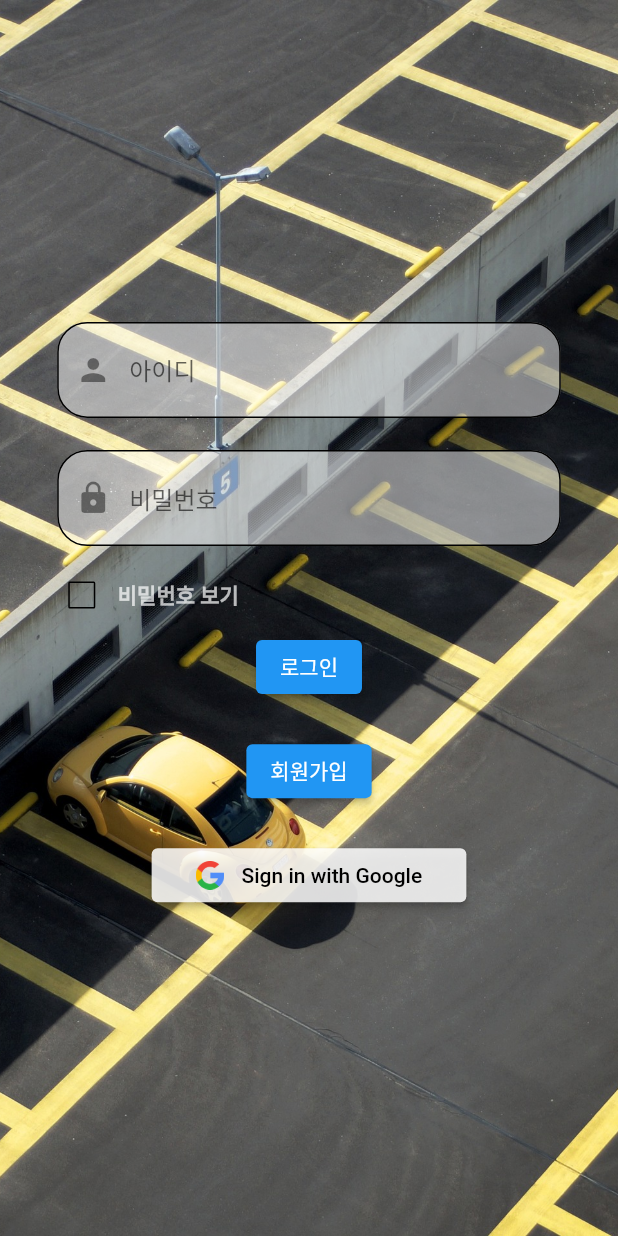
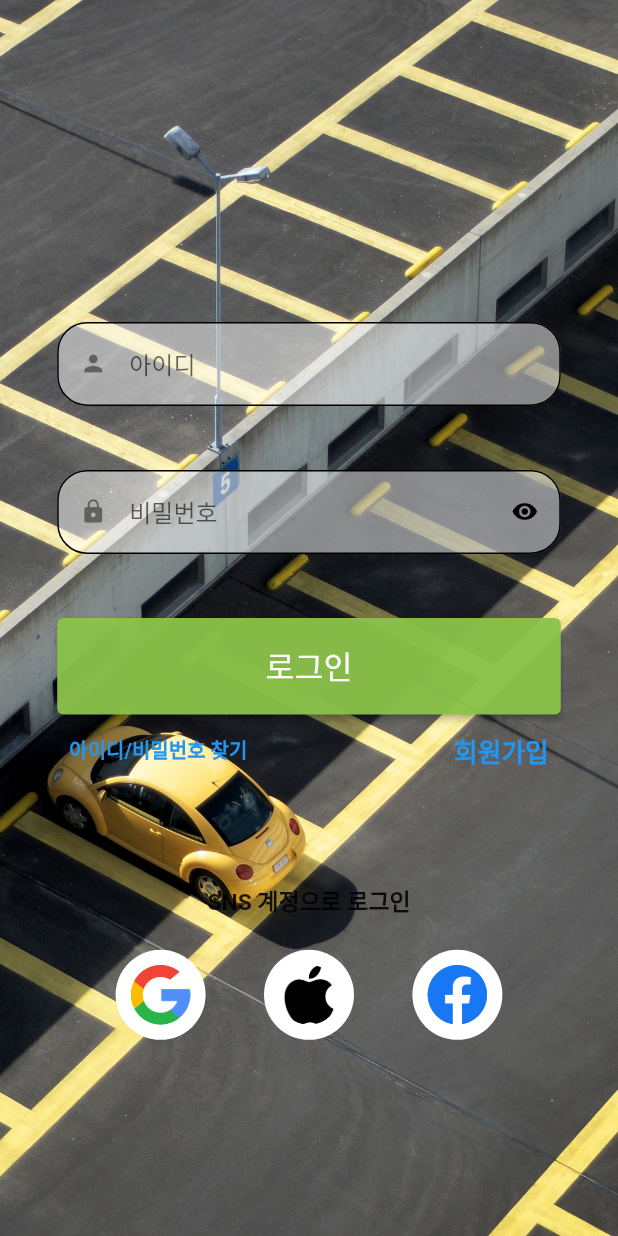
Before and after one commit to song011794/Car-Break, a Flutter app: the screen it shows after launch, on a phone screen of 412 x 824 dp. Run offline on Flutter 3.47's test engine with Material 2 defaults, Android fonts, the phone set to English and light mode, and no system bars; our stand-ins replace firebase_auth, firebase_core, flutter_dotenv, flutter_screenutil, freezed_annotation, geolocator and 3 more; accounts and stored records are empty; generated files the repository leaves out were written again.

Commit message:
feature : 로그인 UI 추가
1. 아이디/비밀번호 찾기, 회원가입 UI 추가
2. SNS 계정 로그인 UI 추가

```diff
--- a/lib/main.dart
+++ b/lib/main.dart
@@ -3,8 +3,6 @@ import 'package:flutter/material.dart';
 import 'package:flutter_dotenv/flutter_dotenv.dart';
 import 'package:flutter_screenutil/flutter_screenutil.dart';
 import 'package:get/get.dart';
-import 'package:vehicle/controller/home_controller.dart';
-import 'package:vehicle/repository/home_repository.dart';
 import 'package:vehicle/screen/home_screen.dart';
 import 'package:vehicle/screen/login_screen.dart';
 import 'package:vehicle/util/translations.dart';
@@ -34,12 +32,12 @@ class MyApp extends StatelessWidget {
         minTextAdapt: true,
         splitScreenMode: true,
         builder: (context, child) => MaterialApp(
-            title: 'Flutter Demo',
+            title: 'app_title'.tr,
             theme: ThemeData(
               primarySwatch: Colors.blue,
             ),
             home: child),
-        child: FutureBuilder<Object>(
+        child: FutureBuilder<String>(
             future: FirebaseAuth.instance.currentUser?.getIdToken(),
             builder: (context, snapshot) {
               if (snapshot.connectionState == ConnectionState.none) {
@@ -58,14 +56,17 @@ class MyApp extends StatelessWidget {
       initialRoute: '/',
       getPages: [
         GetPage(name: '/', page: () => LoginScreen()),
-        GetPage(name: '/home', page: () => const HomeScreen(), bindings: [
-          BindingsBuilder<HomeController>(() {
-            Get.lazyPut(() => HomeController());
-          }),
-          BindingsBuilder<HomeRepository>(() {
-            Get.lazyPut(() => HomeRepository());
-          })
-        ]),
+        GetPage(
+          name: '/home', page: () => const HomeScreen(),
+          // bindings: [
+          //   BindingsBuilder<HomeController>(() {
+          //     Get.lazyPut(() => HomeController());
+          //   }),
+          //   BindingsBuilder<HomeRepository>(() {
+          //     Get.lazyPut(() => HomeRepository());
+          //   })
+          // ]
+        ),
       ],
     );
   }
--- a/lib/screen/login_screen.dart
+++ b/lib/screen/login_screen.dart
@@ -1,6 +1,7 @@
 import 'package:flutter/material.dart';
 import 'package:flutter_screenutil/flutter_screenutil.dart';
 import 'package:get/get.dart';
+import 'package:get/get_rx/src/rx_typedefs/rx_typedefs.dart';
 import '../util/string_extension.dart';
 
 import '../controller/login_controller.dart';
@@ -15,12 +16,14 @@ class LoginScreen extends StatelessWidget {
   /// ValueNotifier<String> listenableValue : 데이터 저장 변수 </br>
   /// bool isPassword : 패스워드 여부 </br>
   Widget textInputFiled(ValueNotifier<String> listenableValue,
-      {bool isPassword = false, bool isObscure = false}) {
+      {bool isPassword = false,
+      bool isObscure = false,
+      Function? onObscureIconTap}) {
     return ValueListenableBuilder(
         valueListenable: listenableValue,
         builder: (context, value, child) {
-          return Container(
-            padding: EdgeInsets.only(left: 100.w, right: 100.w),
+          return SizedBox(
+            height: 230.h,
             child: TextFormField(
                 autovalidateMode: AutovalidateMode.onUserInteraction,
                 keyboardType: isPassword ? null : TextInputType.emailAddress,
@@ -31,10 +34,22 @@ class LoginScreen extends StatelessWidget {
                     ? value.validatePassword()
                     : value.validateEmail(),
                 decoration: InputDecoration(
+                  isDense: true,
                   errorStyle: TextStyle(fontSize: 30.sp),
                   prefixIcon: isPassword
                       ? const Icon(Icons.lock)
                       : const Icon(Icons.person),
+                  suffixIcon: isPassword
+                      ? IconButton(
+                          icon: Icon(
+                            Icons.remove_red_eye,
+                            color: !isObscure ? Colors.black : Colors.blueGrey,
+                          ),
+                          onPressed: () {
+                            onObscureIconTap!();
+                          },
+                        )
+                      : null,
                   hintText: isPassword ? 'password'.tr : 'id'.tr,
                   filled: true,
                   fillColor: Colors.white.withOpacity(0.5),
@@ -63,28 +78,19 @@ class LoginScreen extends StatelessWidget {
         });
   }
 
-  Widget socialLoginButton(VoidCallback onLogin) {
-    return SizedBox(
-      width: 550.w,
-      child: ElevatedButton(
-          style: ElevatedButton.styleFrom(
-              backgroundColor: Colors.white.withOpacity(0.85)),
-          onPressed: onLogin,
-          child: Row(
-            mainAxisAlignment: MainAxisAlignment.center,
-            children: [
-              Image.asset(
-                'lib/images/google_logo.png',
-                width: 50.w,
-                height: 50.h,
+  Widget socialLoginButton(String imagePath, VoidCallback onLogin) {
+    return InkWell(
+      child: CircleAvatar(
+        radius: 30,
+        backgroundColor: Colors.white,
+        child: CircleAvatar(
+            radius: 20,
+            backgroundColor: Colors.transparent,
+            backgroundImage: AssetImage(
+              imagePath,
+            )),
       ),
-              SizedBox(
-                width: 30.w,
-              ),
-              const Text('Sign in with Google',
-                  style: TextStyle(color: Colors.black))
-            ],
-          )),
+      onTap: () => onLogin,
     );
   }
 
@@ -103,6 +109,8 @@ class LoginScreen extends StatelessWidget {
                     'lib/images/login_bg.png',
                   ),
                   fit: BoxFit.cover)),
+          child: Container(
+            padding: EdgeInsets.only(left: 100.w, right: 100.w),
             child: Column(
               children: [
                 Form(
@@ -112,70 +120,78 @@ class LoginScreen extends StatelessWidget {
                       height: 500.h,
                     ),
                     textInputFiled(controller.idValue),
+                    Obx(() => textInputFiled(controller.passwordValue,
+                            isPassword: true,
+                            isObscure: controller.isObscure.value,
+                            onObscureIconTap: () {
+                          controller.isObscure(!controller.isObscure.value);
+                        })),
+                  ]),
+                ),
+                SizedBox(
+                  width: double.infinity,
+                  height: 150.h,
+                  child: ElevatedButton(
+                      style: ButtonStyle(
+                        backgroundColor: MaterialStateProperty.resolveWith(
+                            (states) => Colors.lightGreen.withOpacity(0.95)),
+                      ),
+                      onPressed: () {
+                        controller.onSignIn(_formKey);
+                      },
+                      child: Text(
+                        'sing_in'.tr,
+                        style: TextStyle(fontSize: 55.sp),
+                      )),
+                ),
+                Row(
+                  mainAxisAlignment: MainAxisAlignment.spaceBetween,
+                  children: [
+                    TextButton(
+                        onPressed: () {
+                          controller.onSignUp();
+                        },
+                        child: Text(
+                          '아이디/비밀번호 찾기',
+                          style: TextStyle(
+                              fontWeight: FontWeight.w600, fontSize: 35.sp),
+                        )),
+                    TextButton(
+                        onPressed: () {
+                          controller.onSignUp();
+                        },
+                        child: Text(
+                          '회원가입',
+                          style: TextStyle(
+                              fontWeight: FontWeight.bold, fontSize: 45.sp),
+                        )),
+                  ],
+                ),
+                SizedBox(
+                  height: 150.h,
+                ),
+                Text(
+                  'sns_login'.tr,
+                  style:
+                      TextStyle(fontWeight: FontWeight.bold, fontSize: 40.sp),
+                ),
                 SizedBox(
                   height: 50.h,
                 ),
-                  Obx(() => textInputFiled(controller.passwordValue,
-                      isPassword: true, isObscure: controller.isObscure.value)),
-                ]),
-              ),
-              SizedBox(
-                height: 20.h,
-              ),
-              Obx(() => Container(
-                        padding: EdgeInsets.only(left: 80.w),
-                        child: Row(
+                Row(
+                  mainAxisAlignment: MainAxisAlignment.spaceEvenly,
                   children: [
-                            Checkbox(
-                              side: MaterialStateBorderSide.resolveWith(
-                                (states) => const BorderSide(
-                                    width: 1.0, color: Colors.black),
-                              ),
-                              activeColor: Colors.transparent,
-                              checkColor: Colors.black,
-                              value: controller.isObscure.value,
-                              onChanged: (value) => controller.isObscure(value),
-                            ),
-                            Text(
-                              'view_passwod'.tr,
-                              style: const TextStyle(
-                                  color: Colors.white70,
-                                  fontWeight: FontWeight.bold),
+                    socialLoginButton('lib/images/google_logo.png',
+                        controller.signInWithGoogle),
+                    socialLoginButton('lib/images/apple_logo.png',
+                        controller.signInWithGoogle),
+                    socialLoginButton('lib/images/facebook_logo.png',
+                        controller.signInWithGoogle),
+                    // socialLoginButton(controller.signInWithGoogle)
+                  ],
                 )
               ],
             ),
-                      )
-                  //   CheckboxMenuButton(
-
-                  //       style: ButtonStyle(
-
-                  //       value: controller.isObscure.value,
-                  //       onChanged: (value) => controller.isObscure(value),
-                  //       child: Text(
-                  //         'view_passwod'.tr,
-                  //         style: TextStyle(
-                  //             color: Colors.white70, fontWeight: FontWeight.bold),
-                  //       )),
-                  // ),
-                  ),
-              ElevatedButton(
-                  onPressed: () {
-                    controller.onSignIn(_formKey);
-                  },
-                  child: Text('sing_in'.tr)),
-              SizedBox(
-                height: 50.h,
-              ),
-              ElevatedButton(
-                  onPressed: () {
-                    controller.onSignUp();
-                  },
-                  child: Text('회원가입')),
-              SizedBox(
-                height: 50.h,
-              ),
-              socialLoginButton(controller.signInWithGoogle)
-            ],
           ),
         ));
   }
--- a/lib/util/translations.dart
+++ b/lib/util/translations.dart
@@ -4,6 +4,7 @@ class Messages extends Translations {
   @override
   Map<String, Map<String, String>> get keys => {
         'ko_KR': {
+          'app_title' : 'Car휴',
           'id': '아이디',
           'password': '비밀번호',
           'please_enter_your_email': '이메일을 입력하세요',
@@ -13,6 +14,7 @@ class Messages extends Translations {
 
           'sing_out': '로그아웃',
           'sing_in': '로그인',
+          'sns_login' : 'SNS 계정으로 로그인',
           'view_passwod' : '비밀번호 보기',
         },
         'de_DE': {
```
Also changed, not shown: lib/images/facebook_logo.png (added), 1 other file. Lines whose indentation alone changed are shown as unchanged.
